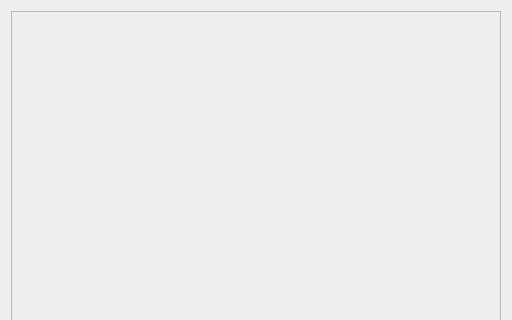
The window that src/airunner/gui/widgets/tts/templates/voice_settings.ui (Capsize-Games/airunner) describes before a commit, drawn with Qt 5; both pictures show x 0 to 512 and y 0 to 320 of the 512 by 576 pixel window.
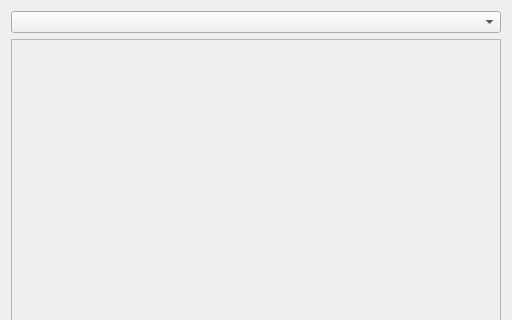
The same window after the commit.

Commit message:
Fixes various speech settings
- prevents duplicate settings in db
- fixes issues with assigning voices
- adds combobox for selecting voice from TTS preferences
- fixes #1489 (pitch slider problem)
- adds debounce for sliders (keep an on on this change to ensure we
  don't run into slider related issues)

```diff
--- a/src/airunner/gui/widgets/tts/templates/voice_settings.ui
+++ b/src/airunner/gui/widgets/tts/templates/voice_settings.ui
@@ -13,6 +13,9 @@
    <string>Voice Settings</string>
   </property>
   <layout class="QVBoxLayout" name="verticalLayout">
+   <item>
+    <widget class="QComboBox" name="voice"/>
+   </item>
    <item>
     <widget class="QScrollArea" name="voice_scroll_area">
      <property name="widgetResizable">
@@ -23,8 +26,8 @@
        <rect>
         <x>0</x>
         <y>0</y>
-        <width>480</width>
-        <height>200</height>
+        <width>492</width>
+        <height>492</height>
        </rect>
       </property>
       <layout class="QVBoxLayout" name="voice_list_layout"/>
```
Left out of the diff: 1 changed line with no effect on the pictures. The commit also changes 8 other files.
